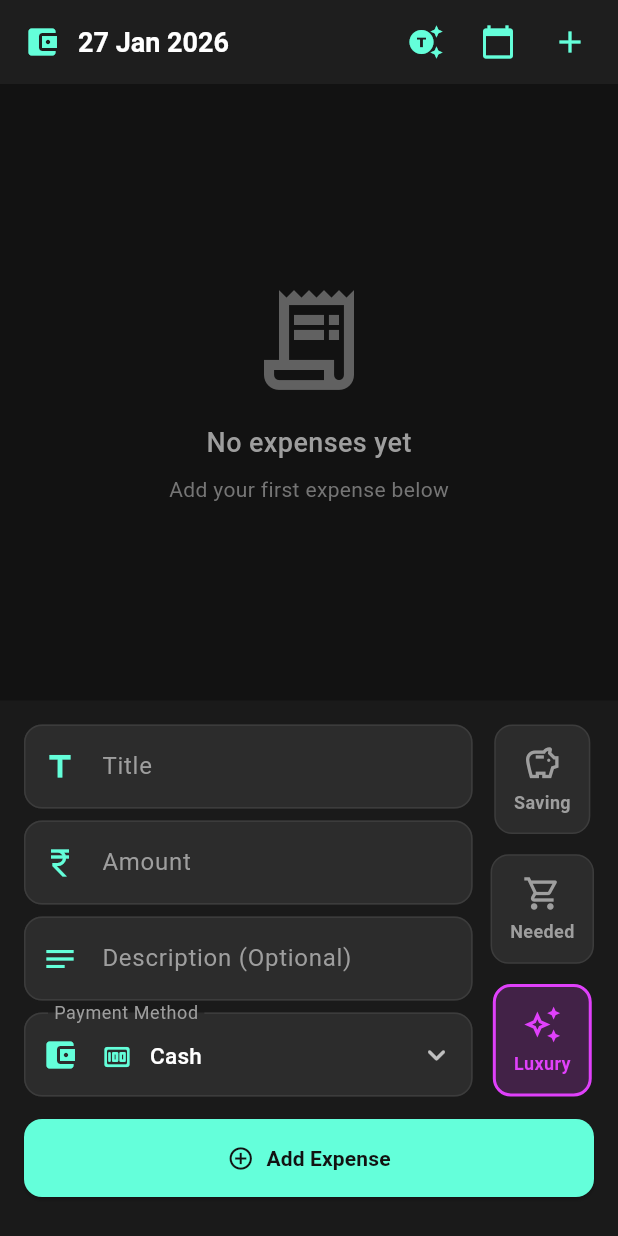
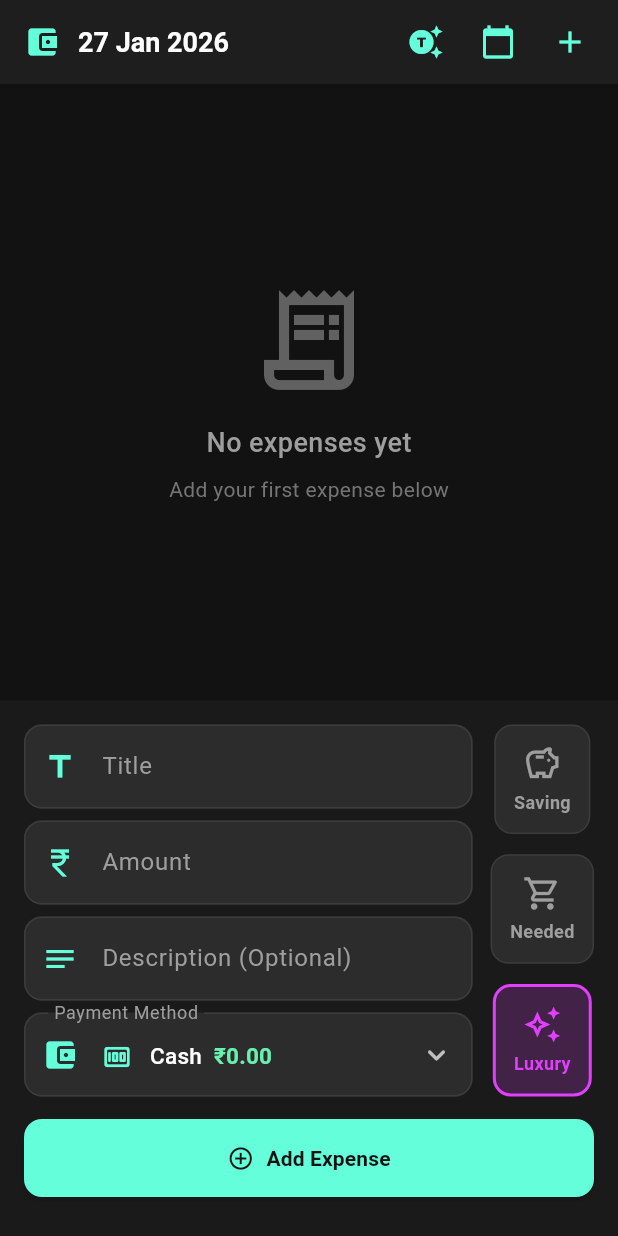
Before and after one commit to BikiLearner/my_expense_application, a Flutter app: the screen it shows once a user with an empty profile is signed in, on a phone screen of 412 x 824 dp. Run offline on Flutter 3.47's test engine with Material 3 defaults, Android fonts, the light colour scheme and no system bars; our stand-ins replace cloud_firestore, firebase_auth, firebase_core, pdf, share_plus, shared_preferences; missing offline and left inert: excel; accounts and stored records are empty.

Commit message:
Biki Commit bank part added and fixed

```diff
--- a/lib/expence_screen.dart
+++ b/lib/expence_screen.dart
@@ -248,7 +248,7 @@ class ExpenseScreen extends StatelessWidget {
 
                           return ExpenseItemTile(
                             expenseItem: expense,
-                            toShow: false,
+                            toShow: true,
                           );
                         },
                       ),
--- a/lib/models/bank_model.dart
+++ b/lib/models/bank_model.dart
@@ -28,4 +28,19 @@ class BankModel {
       addedDate: data['addedDate'],
     );
   }
+
+  @override
+  String toString() {
+    return 'BankModel{id: $id, bankName: $bankName, totalAmountWhenAdded: $totalAmountWhenAdded, currentAmount: $currentAmount, addedDate: $addedDate}';
+  }
+
+
 }
+
+final BankModel cashBank = BankModel(
+  id: 'cash',
+  bankName: 'Cash',
+  totalAmountWhenAdded: 0,
+  currentAmount: 0,
+  addedDate: Timestamp.now(),
+);
--- a/lib/pages/bank_list_page.dart
+++ b/lib/pages/bank_list_page.dart
@@ -29,6 +29,7 @@ class _BankPageState extends State<BankPage> {
       appBar: AppBar(
         backgroundColor: const Color(0xFF1E1E1E),
         elevation: 0,
+        iconTheme: IconThemeData(color: Colors.white),
         title: Row(
           children: [
             const Icon(Icons.account_balance, color: Color(0xFF64FFDA)),
--- a/lib/reusable widgets/add_expense_form.dart
+++ b/lib/reusable widgets/add_expense_form.dart
@@ -97,7 +97,9 @@ class AddExpenseForm extends StatelessWidget {
             width: double.infinity,
             height: 52,
             child: ElevatedButton(
-              onPressed: provider.addExpense,
+              onPressed: (){
+                provider.addExpense(context);
+              },
               style: ElevatedButton.styleFrom(
                 backgroundColor: const Color(0xFF64FFDA),
                 foregroundColor: const Color(0xFF121212),
--- a/lib/reusable widgets/bank_selector_drop_down.dart
+++ b/lib/reusable widgets/bank_selector_drop_down.dart
@@ -9,26 +9,24 @@ import '../providers/expence_provider.dart';
 class BankSelectorDropdown extends StatelessWidget {
   const BankSelectorDropdown({super.key});
 
-  static final BankModel _cashBank = BankModel(
-    id: 'cash',
-    bankName: 'Cash',
-    totalAmountWhenAdded: 0,
-    currentAmount: 0,
-    addedDate: Timestamp.now(),
-  );
+
 
   @override
   Widget build(BuildContext context) {
+    WidgetsBinding.instance.addPostFrameCallback((_) {
+      context.read<BankProvider>().listenBanks();
+    });
+
     return Selector2<BankProvider, ExpenseProvider, _BankSelectionState>(
       selector: (_, bankProvider, expenseProvider) {
-        final banks = [_cashBank, ...bankProvider.banks];
+        final banks = [cashBank, ...bankProvider.banks];
 
         final selectedId =
             expenseProvider.selectedTransaction?.id ?? 'cash';
 
         final selectedBank = banks.firstWhere(
               (b) => b.id == selectedId,
-          orElse: () => _cashBank,
+          orElse: () => cashBank,
         );
 
         return _BankSelectionState(banks, selectedBank);
@@ -90,8 +88,10 @@ class BankSelectorDropdown extends StatelessWidget {
                         : Colors.white70,
                   ),
                   const SizedBox(width: 12),
-                  Expanded(
-                    child: Text(
+                  Row(
+                    children: [
+                      // 🏦 Title / Bank Name
+                      Text(
                         bank.bankName,
                         style: const TextStyle(
                           color: Colors.white,
@@ -100,7 +100,22 @@ class BankSelectorDropdown extends StatelessWidget {
                         ),
                         overflow: TextOverflow.ellipsis,
                       ),
+
+                      const SizedBox(width: 8),
+
+                      // 💰 Amount
+                      Text(
+                        '₹${bank.currentAmount.toStringAsFixed(2)}',
+                        style: const TextStyle(
+                          color: Colors.greenAccent,
+                          fontSize: 15,
+                          fontWeight: FontWeight.w600,
                         ),
+                        maxLines: 1,
+                      ),
+                    ],
+                  )
+
                 ],
               ),
             );
--- a/lib/reusable widgets/edit_expense_dialog.dart
+++ b/lib/reusable widgets/edit_expense_dialog.dart
@@ -39,6 +39,7 @@ class EditExpenseDialog extends StatelessWidget {
         ElevatedButton(
           onPressed: () async {
             await provider.editExpense(
+              context: context,
               docId: expense.id,
               oldAmount: expense.amount,
               oldType: expense.type,
--- a/lib/reusable widgets/expense_tiles_new.dart
+++ b/lib/reusable widgets/expense_tiles_new.dart
@@ -20,7 +20,7 @@ class ExpenseItemTile extends StatelessWidget {
   @override
   Widget build(BuildContext context) {
     final ExpenseType type = expenseItem.type;
-    final String txn = expenseItem.transactionType;
+    final String txn = context.read<BankProvider>().getTransactionBankName(expenseItem.transactionType);
 
     return Container(
       margin: const EdgeInsets.only(bottom: 10),
@@ -68,7 +68,7 @@ class ExpenseItemTile extends StatelessWidget {
                   ),
                 if (toShow)
                   Text(
-                    context.read<BankProvider>().getTransactionBankName(txn),
+                  txn,
                     style: const TextStyle(
                       fontSize: 11,
                       color: Color(0xFF9AA0A6),
```
Also changed, not shown: lib/providers/bank_provider.dart (+5 -2 lines), lib/providers/expence_provider.dart (+174 -1 lines). Lines whose indentation alone changed are shown as unchanged.
